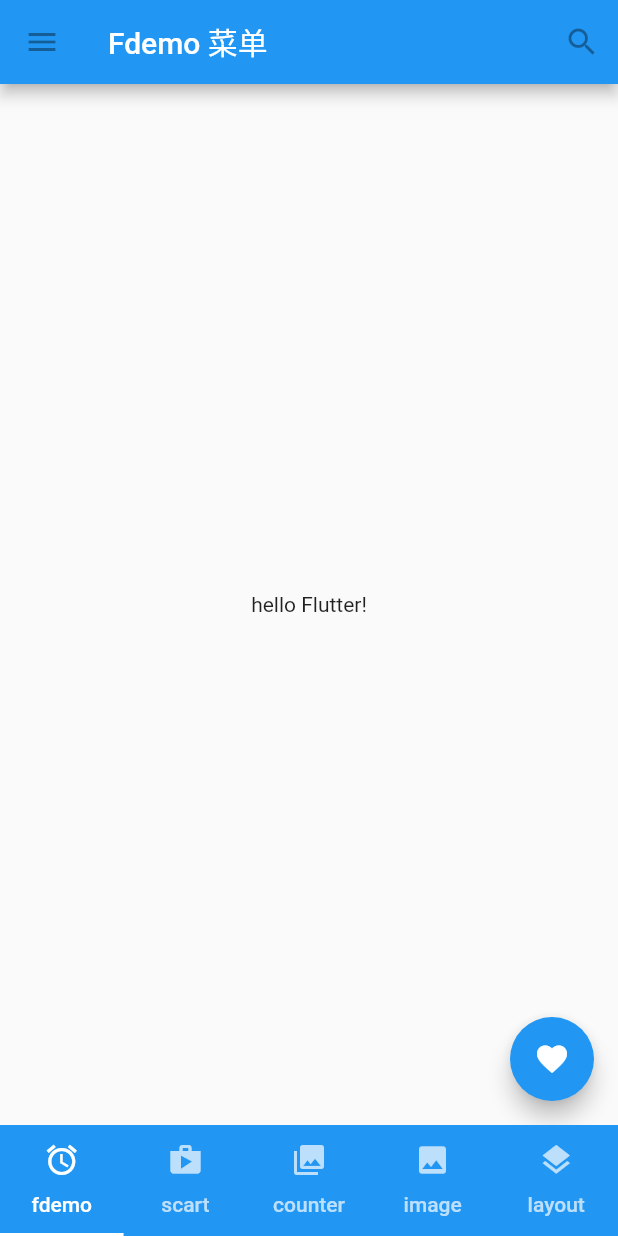
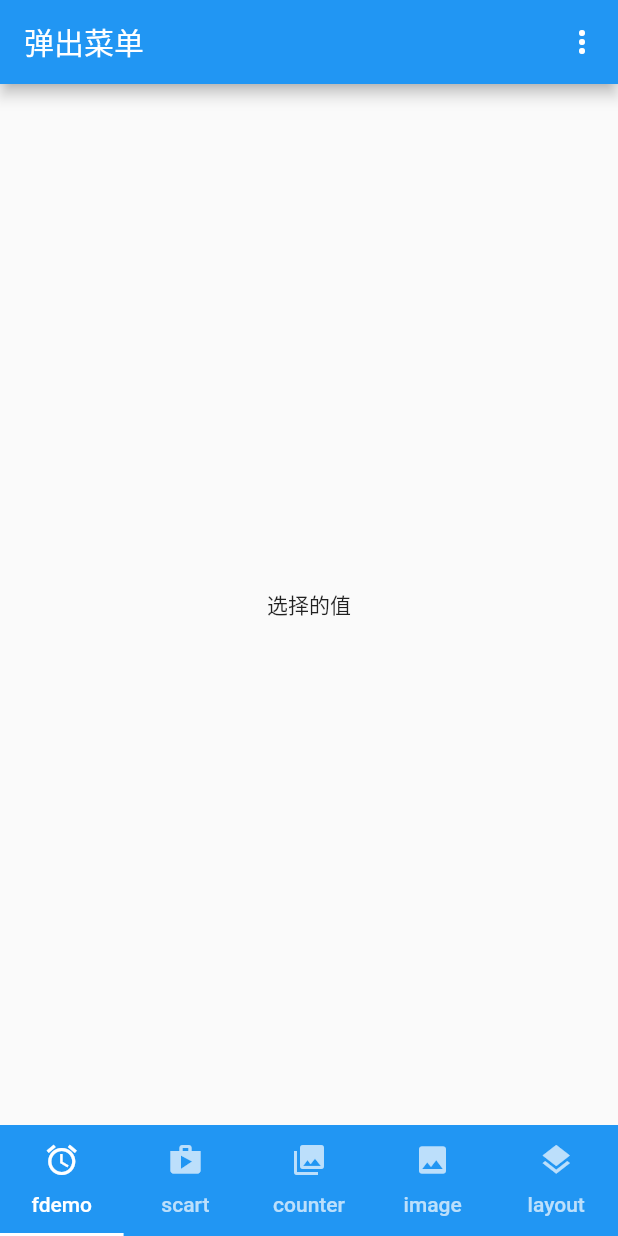
Before and after one commit to Rawcloud/flutter_app_learn, a Flutter app: the screen it shows after launch, on a phone screen of 412 x 824 dp. Run offline on Flutter 3.47's test engine with Material 2 defaults, Android fonts, the phone set to English and light mode, and no system bars.

Commit message:
增加弹出菜单等

```diff
--- a/lib/main.dart
+++ b/lib/main.dart
@@ -1,5 +1,5 @@
 import 'package:flutter/material.dart';
-import 'package:flutter_app_learn/views/Fdemo.dart';
+//import 'package:flutter_app_learn/views/Fdemo.dart';
 import 'package:flutter_app_learn/views/ShoppingList.dart';
 import 'package:flutter_app_learn/components/ShoppingListItem.dart';
 import 'package:flutter_app_learn/views/counter.dart';
@@ -8,6 +8,7 @@ import 'package:flutter_app_learn/views/ImageDemo.dart';
 //import 'package:flutter_app_learn/views/LayoutDemo.dart';
 import 'package:flutter_app_learn/views/StackLocation.dart';
 //import 'package:flutter_app_learn/views/RollingBlock.dart';
+import 'views/PopupMenu.dart';
 void main() => runApp(new MyApp());
 
 class MyApp extends StatelessWidget {
@@ -55,7 +56,8 @@ class _MyHomePageState extends State<MyHomePage> with SingleTickerProviderStateM
       body: new TabBarView(
         controller: controller,
           children: [
-            new Fdemo(),
+//            new Fdemo(),
+            new PopupMenu(),
             new ShoppingList(products: _kProducts),
             new Counter(),
             //new TextContainer(),
--- /dev/null
+++ b/lib/views/PopupMenu.dart
@@ -0,0 +1,36 @@
+import 'package:flutter/material.dart';
+
+class PopupMenu extends StatefulWidget {
+  @override
+  State<StatefulWidget> createState() {
+    return new PopupMenuState();
+  }
+}
+
+class PopupMenuState extends State<PopupMenu> {
+  String _selectValue = '选择的值';
+  @override
+  Widget build(BuildContext context) {
+    return new Scaffold(
+      appBar: new AppBar(
+        title: new Text('弹出菜单'),
+        actions: <Widget>[
+          new PopupMenuButton(
+            onSelected: (String value){
+              setState(() {
+                _selectValue = value;
+              });
+            },
+            itemBuilder: (BuildContext context) => <PopupMenuItem<String>>[
+              new PopupMenuItem(child: new Text('选项一'),value: '选项一的值',),
+              new PopupMenuItem(child: new Text('选项二'),value: '选项二的值',)
+            ],
+          ),
+        ],
+      ),
+      body: new Center(
+        child: new Text(_selectValue),
+      ),
+    );
+  }
+}
```
Also changed, not shown: lib/views/DecorateContainer.dart (added, +53 -0 lines).
